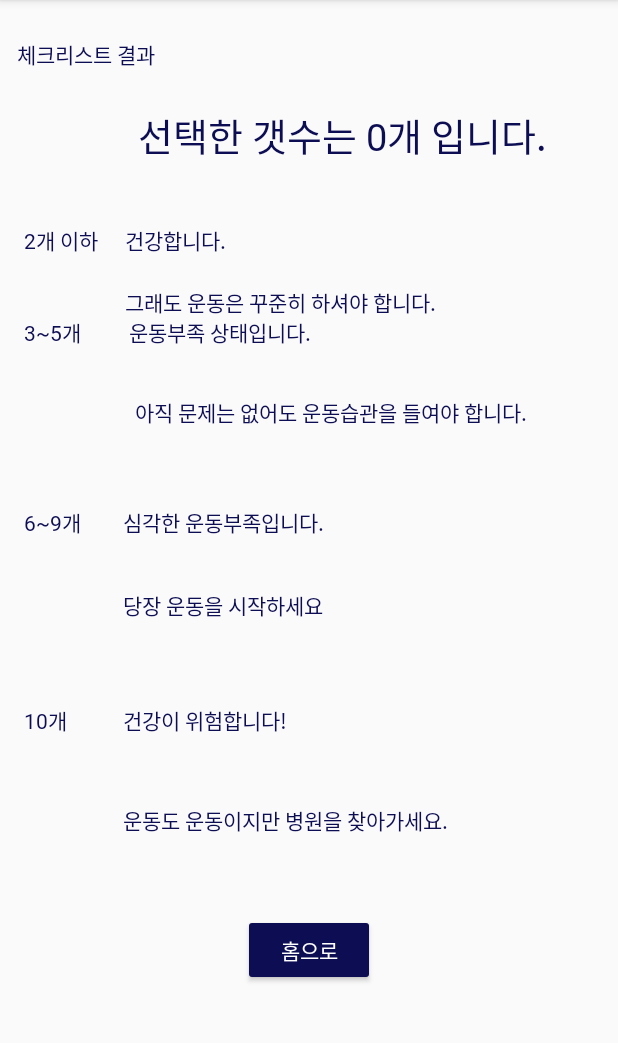
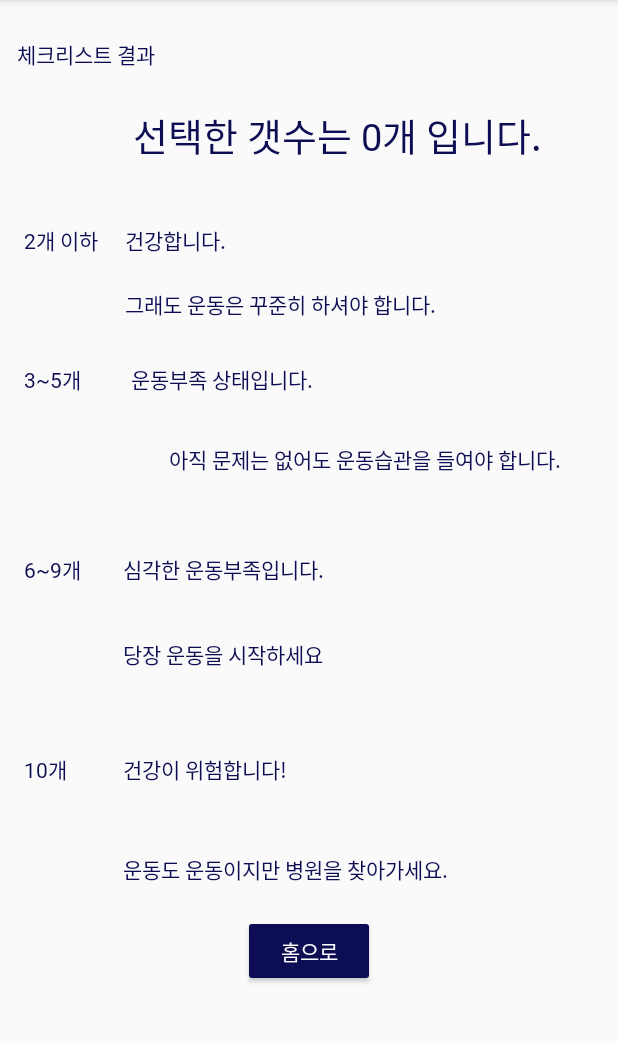
Before and after one commit to ildangazo-health/please2, an Android app: the ListActivity screen opened directly, with no data from a screen before it, on a phone screen of 412 x 824 dp, the part 84-1127 px from its top. Run offline under Robolectric (Android 15) with nearby library versions, the phone set to English and light mode, and no system bars.

Commit message:
홈으로 버튼

```diff
--- a/app/src/main/res/layout/check_result.xml
+++ b/app/src/main/res/layout/check_result.xml
@@ -21,11 +21,11 @@
         android:id="@+id/result_text_view"
         android:layout_width="wrap_content"
         android:layout_height="wrap_content"
-        android:layout_marginStart="92dp"
+        android:layout_marginStart="5dp"
         android:layout_marginTop="24dp"
         android:text="Checked: 0 items"
         android:textSize="25dp"
-        app:layout_constraintStart_toStartOf="parent"
+        app:layout_constraintStart_toStartOf="@+id/check2_result1"
         app:layout_constraintTop_toBottomOf="@+id/result" />
 
     <TextView
@@ -54,7 +54,7 @@
         android:id="@+id/check2_result2"
         android:layout_width="wrap_content"
         android:layout_height="wrap_content"
-        android:layout_marginTop="20dp"
+        android:layout_marginTop="21dp"
         android:text="그래도 운동은 꾸준히 하셔야 합니다."
         app:layout_constraintStart_toStartOf="@+id/check2_result1"
         app:layout_constraintTop_toBottomOf="@+id/check2_result1"
@@ -64,11 +64,11 @@
         android:id="@+id/check5_result1"
         android:layout_width="wrap_content"
         android:layout_height="wrap_content"
-        android:layout_marginStart="32dp"
+        android:layout_marginStart="4dp"
         android:layout_marginBottom="32dp"
         android:text="운동부족 상태입니다."
         app:layout_constraintBottom_toTopOf="@+id/check5_result2"
-        app:layout_constraintStart_toEndOf="@+id/check5"
+        app:layout_constraintStart_toStartOf="@+id/check2_result2"
         tools:ignore="MissingConstraints" />
 
     <TextView
@@ -85,11 +85,11 @@
         android:id="@+id/check5_result2"
         android:layout_width="wrap_content"
         android:layout_height="wrap_content"
-        android:layout_marginStart="4dp"
-        android:layout_marginTop="264dp"
+        android:layout_marginTop="82dp"
+        android:layout_marginEnd="38dp"
         android:text="아직 문제는 없어도 운동습관을 들여야 합니다."
-        app:layout_constraintStart_toStartOf="@+id/check5_result1"
-        app:layout_constraintTop_toTopOf="parent"
+        app:layout_constraintEnd_toEndOf="parent"
+        app:layout_constraintTop_toBottomOf="@+id/check2_result2"
         tools:ignore="MissingConstraints" />
 
     <TextView
@@ -107,7 +107,7 @@
         android:id="@+id/check9_result2"
         android:layout_width="wrap_content"
         android:layout_height="wrap_content"
-        android:layout_marginTop="34dp"
+        android:layout_marginTop="35dp"
         android:text="당장 운동을 시작하세요"
         app:layout_constraintStart_toStartOf="@+id/check9_result1"
         app:layout_constraintTop_toBottomOf="@+id/check9_result1"
@@ -158,7 +158,7 @@
         android:id="@+id/button_main"
         android:layout_width="wrap_content"
         android:layout_height="wrap_content"
-        android:layout_marginTop="52dp"
+        android:layout_marginTop="20dp"
         android:text="홈으로"
         app:layout_constraintEnd_toEndOf="parent"
         app:layout_constraintStart_toStartOf="parent"
```
